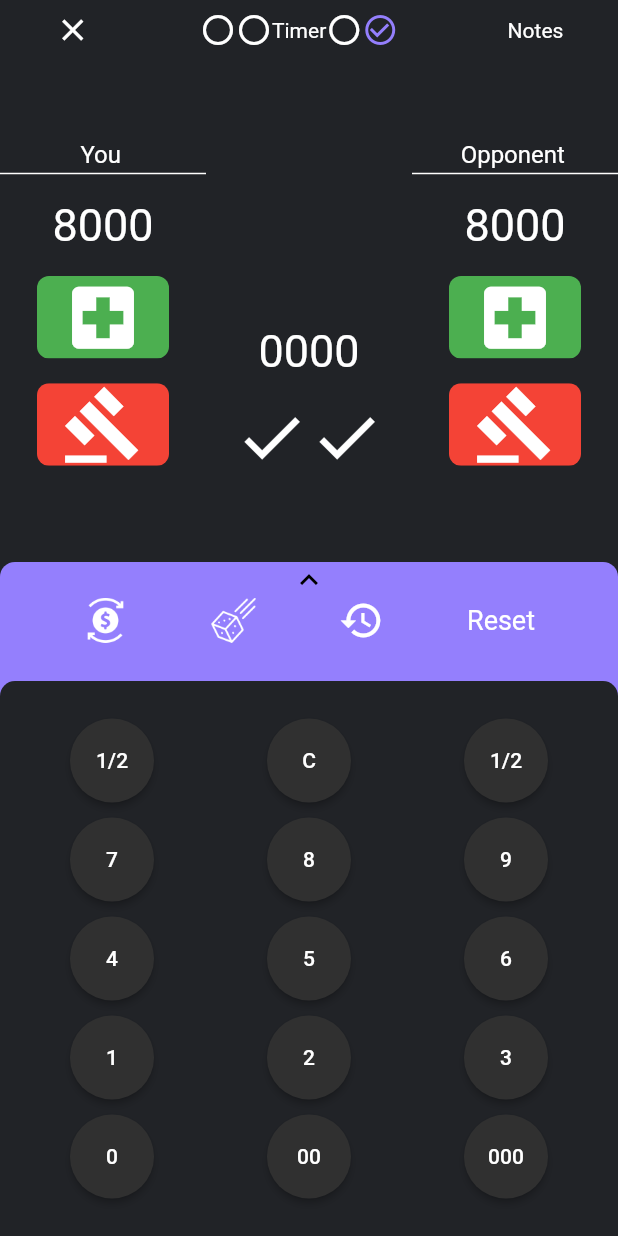
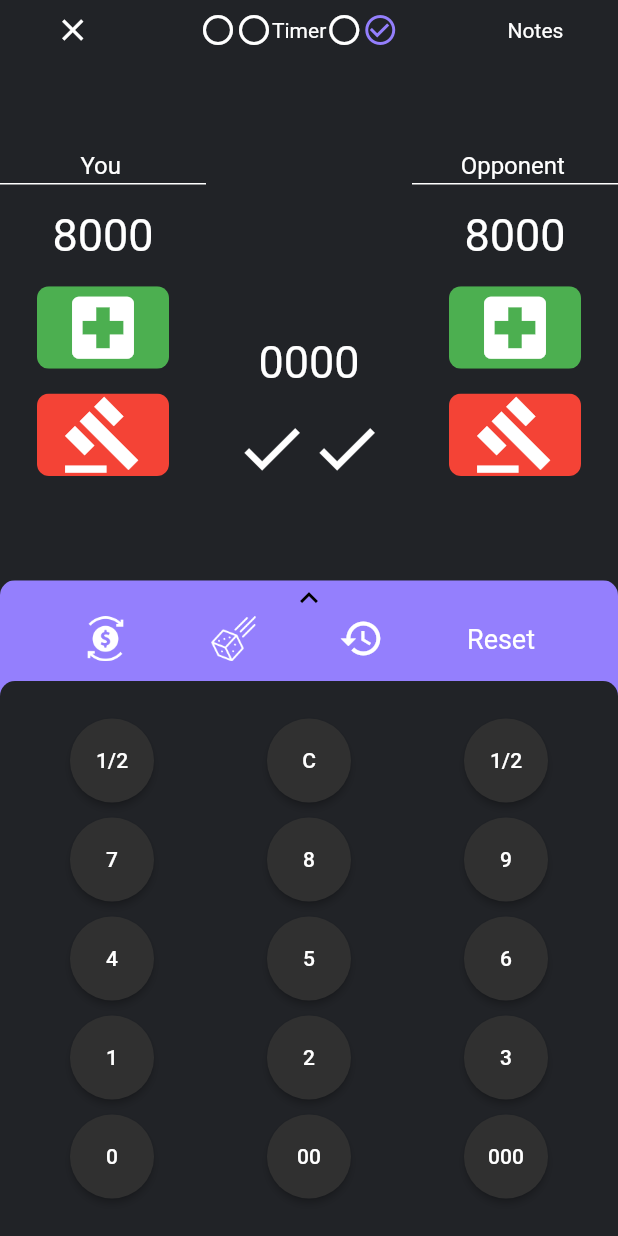
Before and after one commit to qrsd/flutter-acies, a Flutter app: the screen it shows after launch, on a phone screen of 412 x 824 dp. Run offline on Flutter 3.47's test engine with Material 2 defaults, Android fonts, the phone set to English and light mode, and no system bars.

Commit message:
converted calc_page layout col/row => stack/align stream builder for all changing data

```diff
--- a/lib/pages/calculator_page.dart
+++ b/lib/pages/calculator_page.dart
@@ -13,72 +13,74 @@ class CalculatorPage extends StatefulWidget {
 
 class _CalculatorPageState extends State<CalculatorPage> {
   double _offset;
-  String _delta;
 
   @override
   void initState() {
-    _offset = 45;
+    _offset = .04;
     KeyController.listen((kb) => Brain.process(kb));
-    Brain.listen(
-      (delta) => setState(
-        () {
-          _delta = delta;
-        },
-      ),
-    );
     super.initState();
   }
 
   @override
   Widget build(BuildContext context) {
     return Scaffold(
-      backgroundColor: Color(0xff212327),
+      backgroundColor: const Color(0xff212327),
       resizeToAvoidBottomInset: false,
-      body: Container(
-        child: Column(
-          mainAxisAlignment: MainAxisAlignment.spaceBetween,
+      body: Stack(
         children: <Widget>[
           Padding(
             padding: const EdgeInsets.only(top: 8.0),
+            child: Align(
+              alignment: const Alignment(0, -1),
               child: TopBar(),
             ),
-            Row(
+          ),
+          Align(
+            alignment: const Alignment(0, -.7),
+            child: Row(
               mainAxisAlignment: MainAxisAlignment.spaceEvenly,
               children: <Widget>[
                 PlayerColumn(PLAYER_1),
-                CenterColumn(_delta),
+                StreamBuilder(
+                  stream: Brain.deltaStream,
+                  builder: (context, snapshot) {
+                    return CenterColumn(snapshot.data);
+                  },
+                ),
                 PlayerColumn(PLAYER_2),
               ],
             ),
-            Container(
-              height: MediaQuery.of(context).size.height * .6 - _offset,
-              constraints: BoxConstraints(
-                  maxHeight: MediaQuery.of(context).size.height * .6,
-                  minHeight: MediaQuery.of(context).size.height * .6 - 45),
-              child: Stack(
-                children: <Widget>[
-                  Positioned.fill(
-                    top: 0,
-                    child: GestureDetector(
-                      onVerticalDragUpdate: (details) {
-                        setState(
-                          () {
-                            _offset += details.primaryDelta * 3;
+          ),
+          StreamBuilder(
+            stream: Brain.swipeStream,
+            builder: (context, snapshot) {
+              return GestureDetector(
+                onVerticalDragUpdate: (DragUpdateDetails details) {
+                  _offset += details.primaryDelta * .003;
+                  if (_offset > .04) {
+                    _offset = .04;
+                  } else if (_offset < -.09) {
+                    _offset = -.09;
+                  }
+                  Brain.swipeController.add(_offset);
                 },
+                child: Align(
+                    alignment: snapshot.hasData
+                        ? Alignment(
+                            0,
+                            snapshot.data >= -.09
+                                ? (snapshot.data <= .04 ? snapshot.data : -.09)
+                                : .04)
+                        : Alignment(0, .04),
+                    child: SwipeUpBar()),
               );
             },
-                      child: SwipeUpBar(),
           ),
-                  ),
-                  Positioned(
-                    bottom: 0,
+          Align(
+            alignment: const Alignment(0, 1),
             child: Pad(),
           ),
         ],
-              ),
-            ),
-          ],
-        ),
       ),
     );
   }
--- a/lib/utils/controller.dart
+++ b/lib/utils/controller.dart
@@ -19,21 +19,24 @@ abstract class Brain {
   static int _p2LP = START_LP;
   static String _output;
 
-  static StreamController _controller = StreamController();
-  static Stream get _stream => _controller.stream;
-  static void _fire(String delta) => _controller.add(delta);
+  static StreamController _deltaController = StreamController();
+  static Stream get deltaStream => _deltaController.stream;
+  static void _fire(String delta) => _deltaController.add(delta);
   static StreamSubscription listen(Function handler) =>
-      _stream.listen(handler as dynamic);
+      deltaStream.listen(handler as dynamic);
 
-  static StreamController _passLP1 = StreamController();
-  static Stream get p1Stream => _passLP1.stream;
-  static StreamController _passLP2 = StreamController();
-  static Stream get p2Stream => _passLP2.stream;
+  static StreamController swipeController = StreamController();
+  static Stream get swipeStream => swipeController.stream;
+  static StreamController _p1Controller = StreamController();
+  static Stream get p1Stream => _p1Controller.stream;
+  static StreamController _p2Controller = StreamController();
+  static Stream get p2Stream => _p2Controller.stream;
 
   static dispose() {
-    _passLP1.close();
-    _passLP2.close();
-    _controller.close();
+    _p1Controller.close();
+    _p2Controller.close();
+    _deltaController.close();
+    swipeController.close();
   }
 
   static process(KeyButton kb) {
@@ -77,7 +80,7 @@ abstract class Brain {
             //_p1LP -= int.parse(_delta);
             break;
         }
-        _passLP1.add(_p1LP);
+        _p1Controller.add(_p1LP);
       } else {
         switch (operation) {
           case 'add1':
@@ -90,7 +93,7 @@ abstract class Brain {
             //_p1LP -= int.parse(_delta);
             break;
         }
-        _passLP2.add(_p2LP);
+        _p2Controller.add(_p2LP);
       }
     }
     _clear();
--- a/lib/widgets/pad.dart
+++ b/lib/widgets/pad.dart
@@ -12,6 +12,7 @@ class Pad extends StatelessWidget {
         color: Color(0xff212327),
         padding: const EdgeInsets.symmetric(vertical: 20),
         child: Column(
+          mainAxisSize: MainAxisSize.min,
           children: <Widget>[
             Padding(
               padding: const EdgeInsets.all(3.0),
```
Lines whose indentation alone changed are shown as unchanged.
